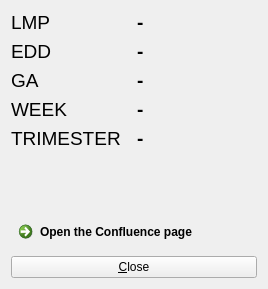
The window that src/main/resources/base/ui/pregnancy.ui (pbswengineering/photocopieuse) describes before a commit, drawn with Qt 5.
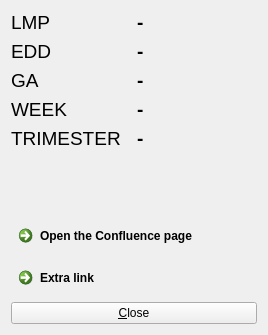
The same window after the commit.

Commit message: Added an extra button option for the gestation tracker.

Diff of the .ui file:
```diff
--- a/src/main/resources/base/ui/pregnancy.ui
+++ b/src/main/resources/base/ui/pregnancy.ui
@@ -7,7 +7,7 @@
     <x>0</x>
     <y>0</y>
     <width>268</width>
-    <height>289</height>
+    <height>335</height>
    </rect>
   </property>
   <property name="windowTitle">
@@ -170,6 +170,13 @@
      </property>
     </widget>
    </item>
+   <item>
+    <widget class="QCommandLinkButton" name="clbExtraLink">
+     <property name="text">
+      <string>Extra link</string>
+     </property>
+    </widget>
+   </item>
    <item>
     <widget class="QPushButton" name="pbClose">
      <property name="text">
```
The commit also changes 2 other files.
